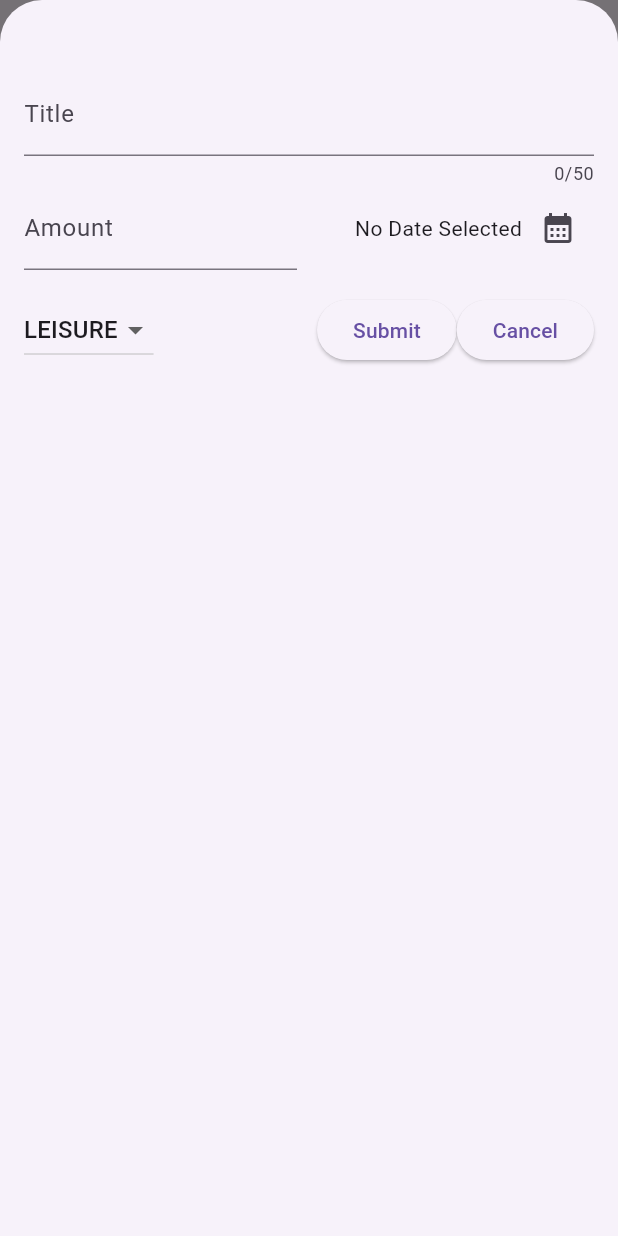
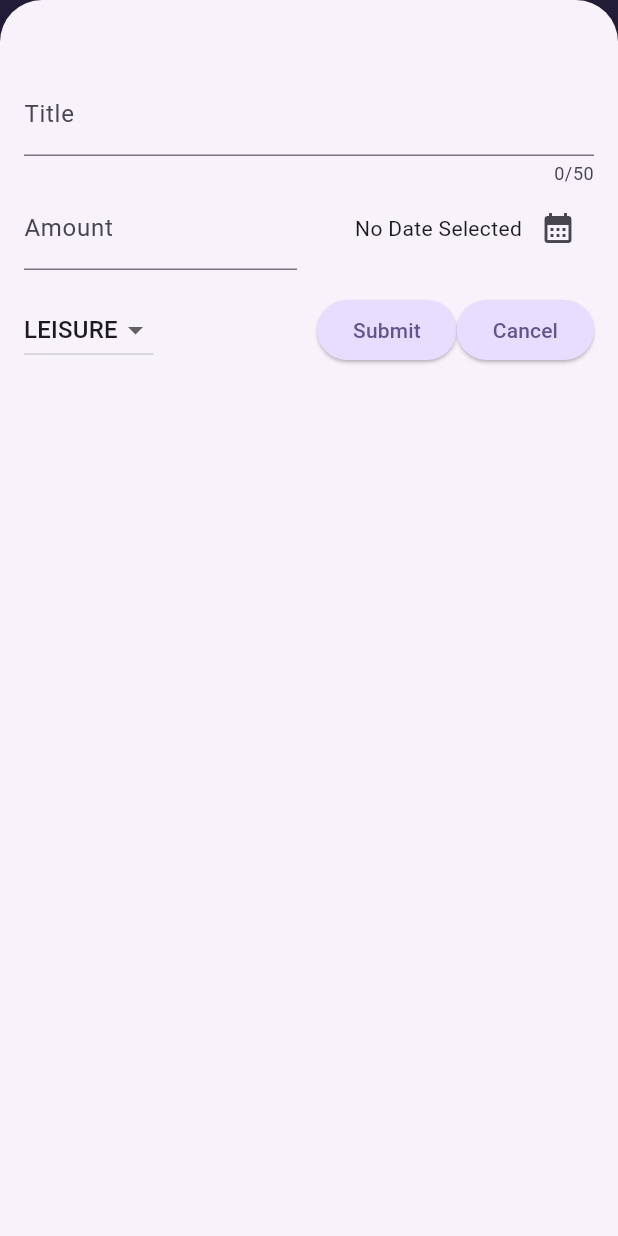
Before and after one commit to prabeshkunwar12/expenses_tracker, a Flutter app: the screen it shows after launch, after a tap on the "add" icon, on a phone screen of 412 x 824 dp. Run offline on Flutter 3.47's test engine with Material 3 defaults, Android fonts, the phone set to English and light mode, and no system bars.

Commit message:
changed theme and added dark theme

```diff
--- a/lib/main.dart
+++ b/lib/main.dart
@@ -1,8 +1,61 @@
 import 'package:expense_tracker/widgets/expenses.dart';
 import 'package:flutter/material.dart';
 
+ColorScheme kColorScheme = ColorScheme.fromSeed(
+  seedColor: const Color.fromARGB(255, 96, 59, 181),
+);
+
+ColorScheme kDarkColorScheme = ColorScheme.fromSeed(
+  brightness: Brightness.dark,
+  seedColor: const Color.fromARGB(255, 5, 99, 125),
+);
 void main() {
-  runApp(const MaterialApp(
-    home: Expenses(),
-  ));
+  runApp(
+    MaterialApp(
+      darkTheme: ThemeData.dark().copyWith(
+        colorScheme: kDarkColorScheme,
+        cardTheme: const CardTheme().copyWith(
+          color: kDarkColorScheme.primaryContainer,
+          margin: const EdgeInsets.symmetric(
+            horizontal: 16,
+            vertical: 8,
+          ),
+        ),
+        elevatedButtonTheme: ElevatedButtonThemeData(
+          style: ElevatedButton.styleFrom(
+            backgroundColor: kDarkColorScheme.primaryContainer,
+            foregroundColor: kDarkColorScheme.onPrimaryContainer,
+          ),
+        ),
+      ),
+      theme: ThemeData().copyWith(
+        colorScheme: kColorScheme,
+        appBarTheme: const AppBarTheme().copyWith(
+          backgroundColor: kColorScheme.onPrimaryContainer,
+          foregroundColor: kColorScheme.primaryContainer,
+        ),
+        cardTheme: const CardTheme().copyWith(
+          color: kColorScheme.primaryContainer,
+          margin: const EdgeInsets.symmetric(
+            horizontal: 16,
+            vertical: 8,
+          ),
+        ),
+        elevatedButtonTheme: ElevatedButtonThemeData(
+          style: ElevatedButton.styleFrom(
+            backgroundColor: kColorScheme.primaryContainer,
+          ),
+        ),
+        textTheme: ThemeData().textTheme.copyWith(
+              titleLarge: ThemeData().textTheme.titleLarge!.copyWith(
+                    fontWeight: FontWeight.bold,
+                    color: kColorScheme.onSecondaryContainer,
+                    fontSize: 16,
+                  ),
+            ),
+      ),
+      //themeMode: ThemeMode.system,
+      home: const Expenses(),
+    ),
+  );
 }
--- a/lib/widgets/expenses.dart
+++ b/lib/widgets/expenses.dart
@@ -12,7 +12,23 @@ class Expenses extends StatefulWidget {
 }
 
 class _ExpenseState extends State<Expenses> {
-  final List<Expense> _registeredExpenses = [];
+  final List<Expense> _registeredExpenses = [
+    Expense(
+        title: 'test1',
+        amount: 100,
+        date: DateTime.now(),
+        category: Category.food),
+    Expense(
+        title: 'test2',
+        amount: 100,
+        date: DateTime.now(),
+        category: Category.food),
+    Expense(
+        title: 'test3',
+        amount: 100,
+        date: DateTime.now(),
+        category: Category.food),
+  ];
 
   void _addExpense(Expense expense) {
     setState(() {
--- a/lib/widgets/expenses_list/expense_item.dart
+++ b/lib/widgets/expenses_list/expense_item.dart
@@ -12,8 +12,12 @@ class ExpenseItem extends StatelessWidget {
       child: Padding(
         padding: const EdgeInsets.symmetric(horizontal: 20, vertical: 16),
         child: Column(
+          crossAxisAlignment: CrossAxisAlignment.start,
           children: [
-            Text(expense.title),
+            Text(
+              expense.title,
+              style: Theme.of(context).textTheme.titleLarge,
+            ),
             const SizedBox(
               height: 4,
             ),
--- a/lib/widgets/expenses_list/expenses_list.dart
+++ b/lib/widgets/expenses_list/expenses_list.dart
@@ -18,6 +18,12 @@ class ExpensesList extends StatelessWidget {
       itemCount: expensesList.length,
       itemBuilder: (ctx, index) => Dismissible(
         key: ValueKey(expensesList[index]),
+        background: Container(
+          color: Theme.of(context).colorScheme.error.withOpacity(0.1),
+          margin: EdgeInsets.symmetric(
+            horizontal: Theme.of(context).cardTheme.margin!.horizontal,
+          ),
+        ),
         onDismissed: (direction) {
           onRemove(expensesList[index]);
         },
```
